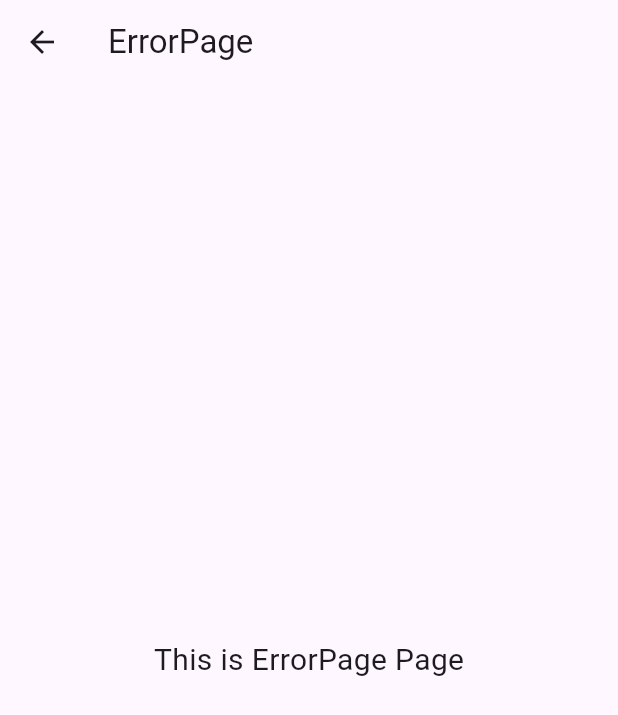
After one commit to ltc2310/flutter_sample, a Flutter app: the ErrorPage screen opened directly, on a phone screen of 412 x 824 dp. The commit adds this screen. Shown: the top 715 px of the screen. Run offline on Flutter 3.47's test engine with Material 3 defaults, Android fonts, the phone set to English and light mode, and no system bars; our stand-ins replace go_router.

Commit message:
add redirect, error page, animation

```diff
--- /dev/null
+++ b/lib/error_page.dart
@@ -0,0 +1,20 @@
+import 'package:flutter/material.dart';
+
+class ErrorPage extends StatelessWidget {
+  const ErrorPage({super.key});
+
+  @override
+  Widget build(BuildContext context) {
+    return Scaffold(
+      appBar: AppBar(
+        title: const Text("ErrorPage"),
+      ),
+      body: const Center(
+        child: Text(
+          "This is ErrorPage Page",
+          style: TextStyle(fontSize: 20),
+        ),
+      ),
+    );
+  }
+}
--- a/lib/main.dart
+++ b/lib/main.dart
@@ -1,12 +1,29 @@
 import 'package:flutter/material.dart';
 import 'package:go_router/go_router.dart';
+import 'package:test_drive/animation.dart';
 import 'package:test_drive/childprofile.dart';
 import 'package:test_drive/dashboard.dart';
+import 'package:test_drive/error_page.dart';
+import 'package:test_drive/login.dart';
 import 'package:test_drive/profile.dart';
 import 'package:test_drive/queryparam.dart';
 
+// final isLoggedIn = true;
+
 final GoRouter _router = GoRouter(
+  errorBuilder: (context, state) => const ErrorPage(),
+  // redirect: (context, state) {
+  //   if (isLoggedIn) {
+  //     return "/dashboard";
+  //   } else {
+  //     return "/";
+  //   }
+  // },
   routes: [
+    // GoRoute(
+    //   path: '/',
+    //   builder: (context, state) => const Login(),
+    // ),
     GoRoute(
       name: "dashboard",
       path: '/',
@@ -23,6 +40,26 @@ final GoRouter _router = GoRouter(
       builder: (context, state) =>
           QueryParam(username: state.uri.queryParameters["name"]!),
     ),
+    GoRoute(
+        name: "child-profile",
+        path: '/child-profile',
+        builder: (context, state) => ChildProfile()),
+    GoRoute(
+      name: "animation",
+      path: '/animation',
+      pageBuilder: (context, state) {
+        return CustomTransitionPage(
+            child: AnimationPage(),
+            fullscreenDialog: true,
+            transitionsBuilder:
+                (context, animation, secondaryAnimation, child) {
+              return FadeTransition(
+                  opacity:
+                      CurveTween(curve: Curves.bounceIn).animate(animation),
+                  child: child);
+            });
+      },
+    )
   ],
 );
 
```
Also changed, not shown: lib/animation.dart (added, +20 -0 lines), lib/dashboard.dart (+7 -1 lines), lib/login.dart (added, +20 -0 lines), lib/profile.dart (+6 -6 lines).
